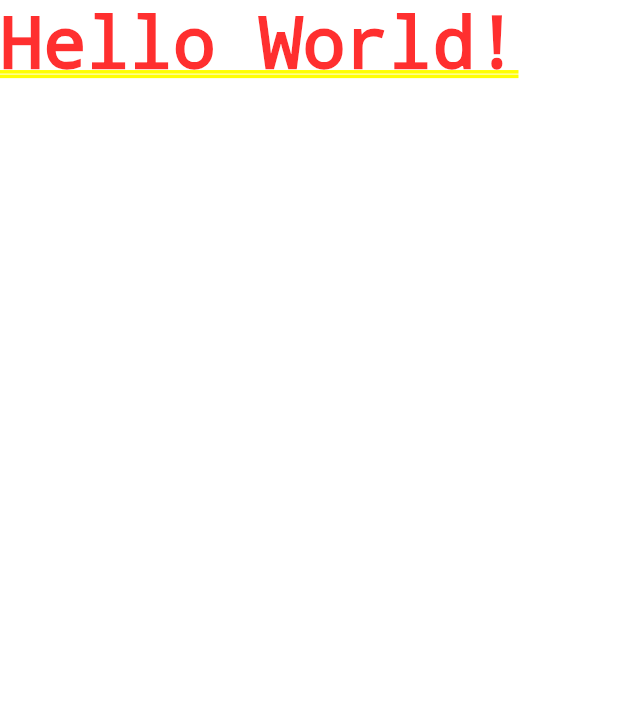
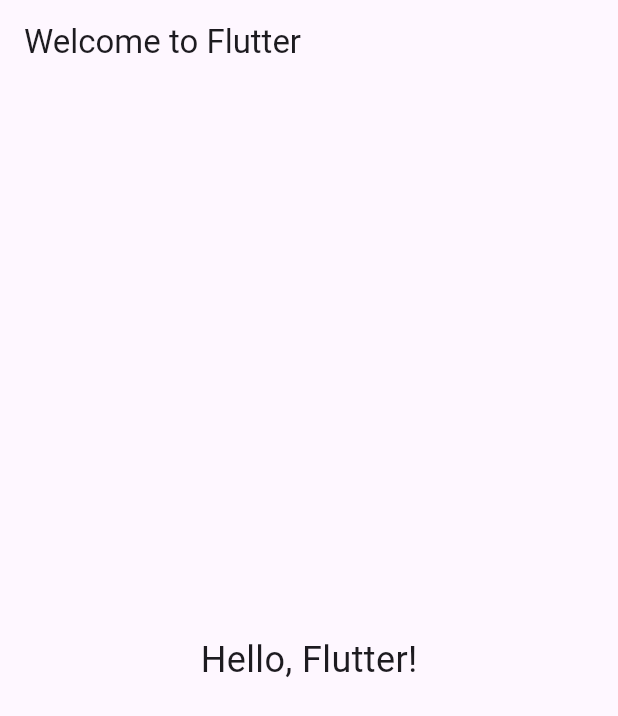
Before and after one commit to satyasolves/tutorials, a Flutter app: the screen it shows after launch, on a phone screen of 412 x 824 dp. Shown: the top 716 px of the screen. Run offline on Flutter 3.47's test engine with Material 3 defaults, Android fonts, the phone set to English and light mode, and no system bars.

Commit message:
basic ui code

```diff
--- a/lib/main.dart
+++ b/lib/main.dart
@@ -1,5 +1,25 @@
 import 'package:flutter/material.dart';
-// test flutter code
-void main() => runApp(MaterialApp(
-  home: Text('Hello World!'),
-));
+
+void main() {
+  runApp(MyApp());
+}
+
+class MyApp extends StatelessWidget {
+  @override
+  Widget build(BuildContext context) {
+    return MaterialApp(
+      title: 'Flutter Basic UI',
+      home: Scaffold(
+        appBar: AppBar(
+          title: Text('Welcome to Flutter'),
+        ),
+        body: Center(
+          child: Text(
+            'Hello, Flutter!',
+            style: TextStyle(fontSize: 24.0),
+          ),
+        ),
+      ),
+    );
+  }
+}
```
